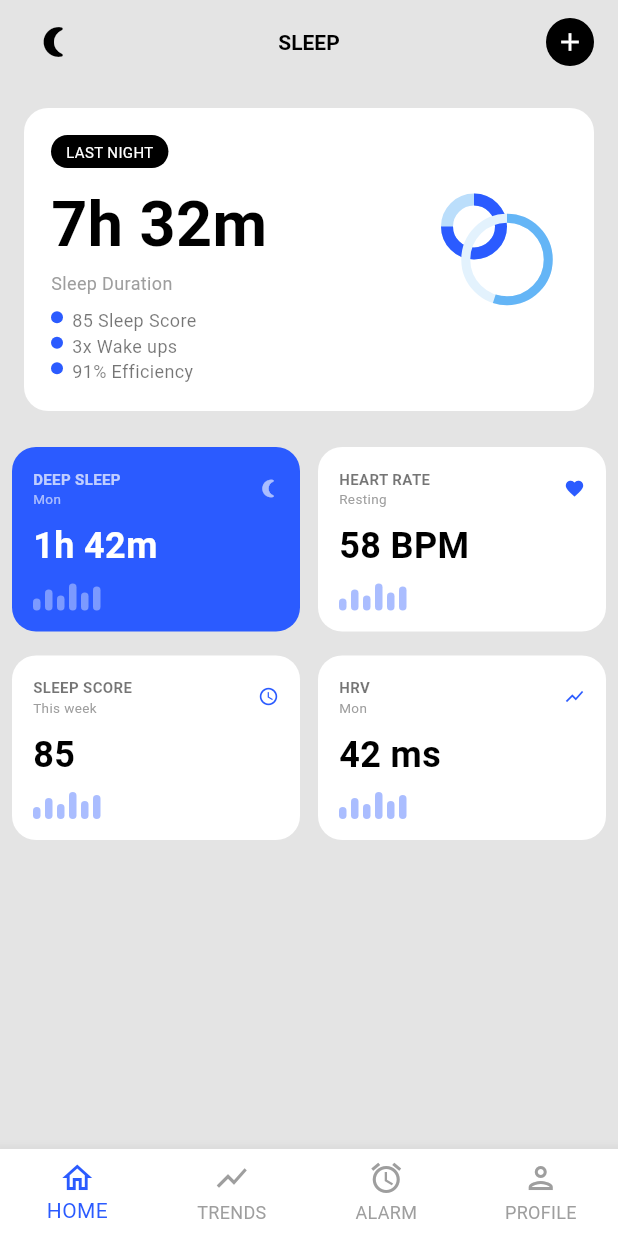
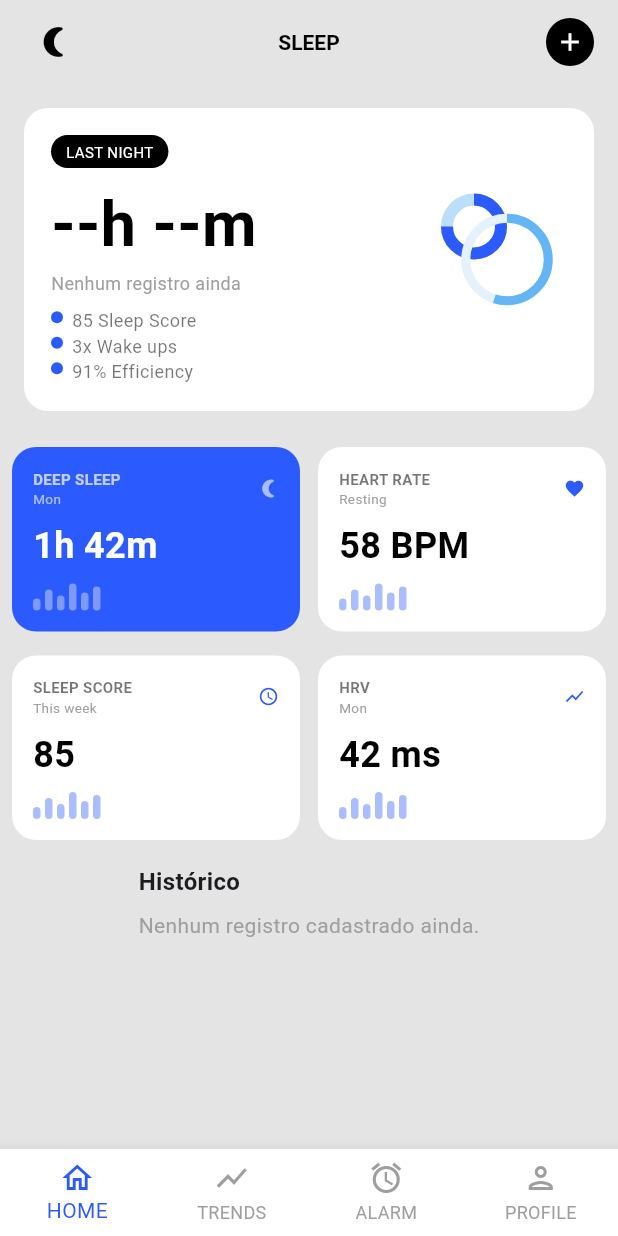
Before and after one commit to wss124/Sleep_Tracker, a Flutter app: the screen it shows after launch, on a phone screen of 412 x 824 dp. Run offline on Flutter 3.47's test engine with Material 3 defaults, Android fonts, the phone set to English and light mode, and no system bars; our stand-ins replace drift, drift_flutter, flutter_bloc; accounts and stored records are empty; generated files the repository leaves out were written again.

Commit message:
feat: display sleep history list

```diff
--- a/sleeptracker/lib/bloc/sono_event.dart
+++ b/sleeptracker/lib/bloc/sono_event.dart
@@ -0,0 +1,36 @@
+import 'package:sleeptracker/data/database.dart';
+
+abstract class SonoEvent {}
+
+class CarregarRegistros extends SonoEvent {}
+
+class AdicionarRegistro extends SonoEvent {
+  final String data;
+  final int horas;
+  final int minutos;
+
+  AdicionarRegistro({
+    required this.data,
+    required this.horas,
+    required this.minutos,
+  });
+}
+
+class AtualizarRegistro extends SonoEvent {
+  final RegistroSonoData registro;
+  final String novaData;
+  final int novasHoras;
+  final int novosMinutos;
+
+  AtualizarRegistro({
+    required this.registro,
+    required this.novaData,
+    required this.novasHoras,
+    required this.novosMinutos,
+  });
+}
+
+class DeletarRegistro extends SonoEvent {
+  final int id;
+  DeletarRegistro(this.id);
+}
--- a/sleeptracker/lib/bloc/sono_state.dart
+++ b/sleeptracker/lib/bloc/sono_state.dart
@@ -0,0 +1,15 @@
+import 'package:sleeptracker/data/database.dart';
+
+abstract class SonoState {}
+
+class SonoCarregando extends SonoState {}
+
+class SonoCarregado extends SonoState {
+  final List<RegistroSonoData> registros;
+  SonoCarregado(this.registros);
+}
+
+class SonoErro extends SonoState {
+  final String mensagem;
+  SonoErro(this.mensagem);
+}
--- a/sleeptracker/lib/data/database.dart
+++ b/sleeptracker/lib/data/database.dart
@@ -12,7 +12,7 @@ class RegistroSono extends Table {
 
 @DriftDatabase(tables: [RegistroSono])
 class AppDatabase extends _$AppDatabase {
-  AppDatabase() : super(driftDatabase(name: 'app_db'));
+  AppDatabase() : super(driftDatabase(name: 'sleep_tracker'));
 
   @override
   int get schemaVersion => 1;
--- a/sleeptracker/lib/main.dart
+++ b/sleeptracker/lib/main.dart
@@ -1,4 +1,9 @@
 import 'package:flutter/material.dart';
+import 'package:flutter_bloc/flutter_bloc.dart';
+import 'package:sleeptracker/bloc/sono_bloc.dart';
+import 'package:sleeptracker/bloc/sono_event.dart';
+import 'package:sleeptracker/dao/sono_dao.dart';
+import 'package:sleeptracker/data/database.dart';
 import 'package:sleeptracker/ui/home_page.dart';
 
 void main() {
@@ -10,6 +15,15 @@ class MyLayout extends StatelessWidget {
 
   @override
   Widget build(BuildContext context) {
-    return const MaterialApp(home: HomePage());
+    final database = AppDatabase();
+    final sonoDao = SonoDao(database);
+
+    return BlocProvider(
+      create: (_) => SonoBloc(sonoDao)..add(CarregarRegistros()),
+      child: const MaterialApp(
+        debugShowCheckedModeBanner: false,
+        home: HomePage(),
+      ),
+    );
   }
 }
--- a/sleeptracker/lib/ui/home_page.dart
+++ b/sleeptracker/lib/ui/home_page.dart
@@ -1,7 +1,77 @@
 import 'package:flutter/material.dart';
+import 'package:flutter_bloc/flutter_bloc.dart';
+import 'package:sleeptracker/bloc/sono_bloc.dart';
+import 'package:sleeptracker/bloc/sono_event.dart';
+import 'package:sleeptracker/bloc/sono_state.dart';
 
 class HomePage extends StatelessWidget {
   const HomePage({super.key});
+
+  // ── Formulário de criação ──────────────────────────────
+  void _mostrarDialogo(BuildContext context) {
+    final dataController = TextEditingController();
+    final horasController = TextEditingController();
+    final minutosController = TextEditingController();
+
+    showDialog(
+      context: context,
+      builder:
+          (ctx) => AlertDialog(
+            title: const Text('Novo Registro de Sono'),
+            content: Column(
+              mainAxisSize: MainAxisSize.min,
+              children: [
+                TextField(
+                  controller: dataController,
+                  decoration: const InputDecoration(
+                    labelText: 'Data (ex: Mon, Mar 28)',
+                  ),
+                ),
+                const SizedBox(height: 12),
+                TextField(
+                  controller: horasController,
+                  keyboardType: TextInputType.number,
+                  decoration: const InputDecoration(
+                    labelText: 'Horas dormidas',
+                  ),
+                ),
+                const SizedBox(height: 12),
+                TextField(
+                  controller: minutosController,
+                  keyboardType: TextInputType.number,
+                  decoration: const InputDecoration(labelText: 'Minutos'),
+                ),
+              ],
+            ),
+            actions: [
+              TextButton(
+                onPressed: () => Navigator.pop(ctx),
+                child: const Text('Cancelar'),
+              ),
+              TextButton(
+                onPressed: () {
+                  final data = dataController.text.trim();
+                  final horas = int.tryParse(horasController.text.trim());
+                  final minutos = int.tryParse(minutosController.text.trim());
+
+                  if (data.isEmpty || horas == null || minutos == null) return;
+
+                  context.read<SonoBloc>().add(
+                    AdicionarRegistro(
+                      data: data,
+                      horas: horas,
+                      minutos: minutos,
+                    ),
+                  );
+
+                  Navigator.pop(ctx);
+                },
+                child: const Text('Salvar'),
+              ),
+            ],
+          ),
+    );
+  }
 
   @override
   Widget build(BuildContext context) {
@@ -26,6 +96,8 @@ class HomePage extends StatelessWidget {
         actions: [
           Padding(
             padding: EdgeInsets.only(right: 16),
+            child: GestureDetector(
+              onTap: () => _mostrarDialogo(context),
               child: Container(
                 width: 32,
                 height: 32,
@@ -36,15 +108,57 @@ class HomePage extends StatelessWidget {
                 child: Icon(Icons.add, color: Colors.white, size: 20),
               ),
             ),
+          ),
         ],
       ),
-      body: Column(
+      // ── SingleChildScrollView para caber a lista de histórico ──
+      body: SingleChildScrollView(
+        child: Column(
           children: [
-          Column(
-            children: [
+            // ── Card LAST NIGHT ──
             Padding(
               padding: const EdgeInsets.all(16),
-                child: Container(
+              child: BlocBuilder<SonoBloc, SonoState>(
+                builder: (context, state) {
+                  if (state is SonoCarregando) {
+                    return Container(
+                      width: double.infinity,
+                      padding: const EdgeInsets.all(18),
+                      decoration: BoxDecoration(
+                        color: Colors.white,
+                        borderRadius: BorderRadius.circular(16),
+                      ),
+                      child: const Center(child: CircularProgressIndicator()),
+                    );
+                  }
+
+                  if (state is SonoErro) {
+                    return Container(
+                      width: double.infinity,
+                      padding: const EdgeInsets.all(18),
+                      decoration: BoxDecoration(
+                        color: Colors.white,
+                        borderRadius: BorderRadius.circular(16),
+                      ),
+                      child: Text(
+                        state.mensagem,
+                        style: const TextStyle(color: Colors.red),
+                      ),
+                    );
+                  }
+
+                  String horas = '--';
+                  String minutos = '--';
+                  String dataRegistro = 'Nenhum registro ainda';
+
+                  if (state is SonoCarregado && state.registros.isNotEmpty) {
+                    final ultimo = state.registros.last;
+                    horas = '${ultimo.horas}';
+                    minutos = '${ultimo.minutos}';
+                    dataRegistro = ultimo.data;
+                  }
+
+                  return Container(
                     width: double.infinity,
                     padding: const EdgeInsets.all(18),
                     decoration: BoxDecoration(
@@ -53,14 +167,11 @@ class HomePage extends StatelessWidget {
                     ),
                     child: Row(
                       crossAxisAlignment: CrossAxisAlignment.center,
-
                       children: [
-                      // Lado esquerdo — textos
                         Expanded(
                           child: Column(
                             crossAxisAlignment: CrossAxisAlignment.start,
                             children: [
-                            // Badge "LAST NIGHT"
                               Container(
                                 padding: EdgeInsets.symmetric(
                                   horizontal: 10,
@@ -79,9 +190,8 @@ class HomePage extends StatelessWidget {
                                 ),
                               ),
                               SizedBox(height: 8),
-                            // Duração
                               Text(
-                              '7h 32m',
+                                '${horas}h ${minutos}m',
                                 style: TextStyle(
                                   fontSize: 42,
                                   fontWeight: FontWeight.bold,
@@ -89,28 +199,27 @@ class HomePage extends StatelessWidget {
                                 ),
                               ),
                               Text(
-                              'Sleep Duration',
+                                dataRegistro,
                                 style: TextStyle(
                                   color: Colors.grey,
                                   fontSize: 12,
                                 ),
                               ),
                               SizedBox(height: 8),
-                            // Bullets
                               _bullet('85 Sleep Score'),
                               _bullet('3x Wake ups'),
                               _bullet('91% Efficiency'),
                             ],
                           ),
                         ),
-                      // Lado direito — gráfico circular (simulado)
                         _graficCircular(),
                       ],
                     ),
+                  );
+                },
               ),
             ),
-            ],
-          ),
+
             Padding(
               padding: const EdgeInsets.all(8.0),
               child: Row(
@@ -160,10 +269,79 @@ class HomePage extends StatelessWidget {
                 ],
               ),
             ),
+
+            // ── Lista de histórico ──────────────────────────
+            Padding(
+              padding: const EdgeInsets.fromLTRB(16, 8, 16, 16),
+              child: Column(
+                crossAxisAlignment: CrossAxisAlignment.start,
+                children: [
+                  const Text(
+                    'Histórico',
+                    style: TextStyle(fontWeight: FontWeight.bold, fontSize: 16),
+                  ),
+                  const SizedBox(height: 8),
+                  BlocBuilder<SonoBloc, SonoState>(
+                    builder: (context, state) {
+                      if (state is! SonoCarregado) {
+                        return const SizedBox();
+                      }
+                      if (state.registros.isEmpty) {
+                        return const Text(
+                          'Nenhum registro cadastrado ainda.',
+                          style: TextStyle(color: Colors.grey),
+                        );
+                      }
+                      return ListView.builder(
+                        shrinkWrap: true,
+                        physics: const NeverScrollableScrollPhysics(),
+                        itemCount: state.registros.length,
+                        itemBuilder: (context, index) {
+                          final registro = state.registros[index];
+                          return Container(
+                            margin: const EdgeInsets.only(bottom: 8),
+                            padding: const EdgeInsets.all(12),
+                            decoration: BoxDecoration(
+                              color: Colors.white,
+                              borderRadius: BorderRadius.circular(12),
+                            ),
+                            child: Row(
+                              mainAxisAlignment: MainAxisAlignment.spaceBetween,
+                              children: [
+                                Column(
+                                  crossAxisAlignment: CrossAxisAlignment.start,
+                                  children: [
+                                    Text(
+                                      registro.data,
+                                      style: const TextStyle(
+                                        fontWeight: FontWeight.bold,
+                                        fontSize: 14,
+                                      ),
+                                    ),
+                                    Text(
+                                      '${registro.horas}h ${registro.minutos}m de sono',
+                                      style: TextStyle(
+                                        color: Colors.grey.shade600,
+                                        fontSize: 12,
+                                      ),
+                                    ),
                                   ],
                                 ),
+                              ],
+                            ),
+                          );
+                        },
+                      );
+                    },
+                  ),
+                ],
+              ),
+            ),
+          ],
+        ),
+      ),
       bottomNavigationBar: BottomNavigationBar(
-        currentIndex: 0, // HOME selecionado
+        currentIndex: 0,
         selectedItemColor: Color(0xFF2B5BFF),
         unselectedItemColor: Colors.grey,
         backgroundColor: Colors.white,
@@ -218,7 +396,6 @@ class CardHome extends StatelessWidget {
       child: Column(
         crossAxisAlignment: CrossAxisAlignment.start,
         children: [
-          // Título + ícone
           Row(
             mainAxisAlignment: MainAxisAlignment.spaceBetween,
             children: [
@@ -250,7 +427,6 @@ class CardHome extends StatelessWidget {
             ],
           ),
           SizedBox(height: 8),
-          // Valor
           Text(
             valor,
             style: TextStyle(
@@ -260,7 +436,6 @@ class CardHome extends StatelessWidget {
             ),
           ),
           SizedBox(height: 8),
-          // Barrinhas decorativas
           Row(
             crossAxisAlignment: CrossAxisAlignment.end,
             children: List.generate(6, (i) {
@@ -278,84 +453,6 @@ class CardHome extends StatelessWidget {
                 ),
               );
             }),
-          ),
-        ],
-      ),
-    );
-  }
-}
-
-class Cardtrends extends StatelessWidget {
-  const Cardtrends({super.key});
-
-  @override
-  Widget build(BuildContext context) {
-    return Container(
-      height: 200,
-      width: 100,
-
-      decoration: BoxDecoration(
-        color: Colors.white,
-        borderRadius: BorderRadius.circular(16),
-      ),
-      child: Column(
-        crossAxisAlignment: CrossAxisAlignment.start,
-        children: [
-          Row(
-            mainAxisAlignment: MainAxisAlignment.spaceBetween,
-            children: [
-              Column(
-                crossAxisAlignment: CrossAxisAlignment.start,
-                children: [
-                  Text(
-                    'LAST NIGHT',
-                    style: TextStyle(
-                      fontWeight: FontWeight.bold,
-                      fontSize: 12,
-                      color: Colors.black,
-                    ),
-                  ),
-                ],
-              ),
-              Icon(
-                Icons.add_alarm,
-                size: 16,
-                color: Color.fromARGB(255, 1, 66, 119),
-              ),
-            ],
-          ),
-          Text(
-            '7H 32m',
-            style: TextStyle(
-              fontSize: 25,
-              fontWeight: FontWeight.bold,
-              color: Colors.black,
-            ),
-          ),
-          ClipRRect(
-            borderRadius: BorderRadius.circular(4),
-            child: LinearProgressIndicator(
-              value: 0.85,
-              minHeight: 5,
-              backgroundColor: Colors.white24,
-              valueColor: AlwaysStoppedAnimation<Color>(Colors.white),
-            ),
-          ),
-          Text(
-            'Sleep Duration',
-            style: TextStyle(fontSize: 8, color: Colors.black),
-          ),
-          Text(
-            'Sleep Duration',
-            style: TextStyle(fontSize: 8, color: Colors.black),
-          ),
-          Text(
-            'Sleep Duration',
-            style: TextStyle(fontSize: 8, color: Colors.black),
-          ),
-          Text(
-            'Sleep Duration',
-            style: TextStyle(fontSize: 8, color: Colors.black),
           ),
         ],
       ),
@@ -386,14 +483,12 @@ Widget _graficCircular() {
     height: 80,
     child: Stack(
       children: [
-        // Círculo externo
         CircularProgressIndicator(
           value: 0.75,
           strokeWidth: 8,
           backgroundColor: Colors.blue.shade100,
           valueColor: AlwaysStoppedAnimation<Color>(Color(0xFF2B5BFF)),
         ),
-        // Círculo interno
         Center(
           child: SizedBox(
             width: 55,
--- a/sleeptracker/pubspec.yaml
+++ b/sleeptracker/pubspec.yaml
@@ -19,7 +19,7 @@ publish_to: 'none' # Remove this line if you wish to publish to pub.dev
 version: 1.0.0+1
 
 environment:
-  sdk: ^3.7.0
+  sdk: '>=3.7.0 <4.0.0'
 
 # Dependencies specify other packages that your package needs in order to work.
 # To automatically upgrade your package dependencies to the latest versions
```
Also changed, not shown: sleeptracker/lib/bloc/sono_bloc.dart (+33 -1 lines), sleeptracker/flutter_01.png (added), 1 other file. Lines whose indentation alone changed are shown as unchanged.
